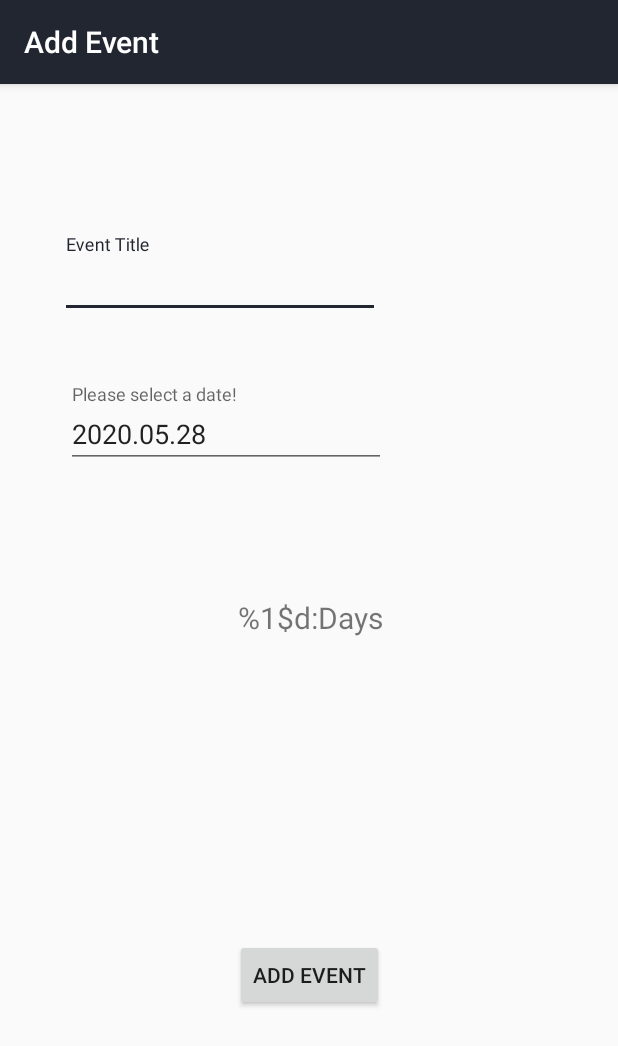
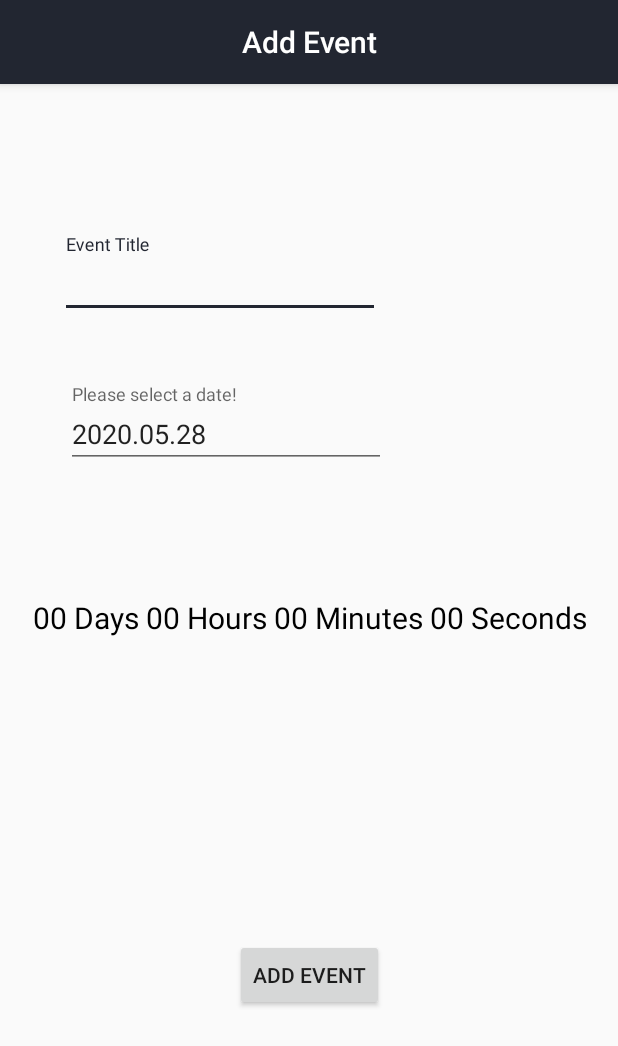
Before and after one commit to johanlindstrm/Android-App, an Android app: the screen it shows after launch (AddAndCreateEventActivity), after a tap on an icon or button, on a phone screen of 412 x 824 dp. Shown: the top 1046 px of the screen. Run offline under Robolectric (Android 15) with nearby library versions, the phone set to English and light mode, and no system bars; our stand-ins replace Firebase (no records; nobody signed in at launch, a user with empty details on screens opened directly).

Commit message:
action_bar_app_name/add_event displayed centered added action_bar_layout.xml/action_bar_add_event.xml
TODO: Firebase cloud storage/ Auth anonymous

```diff
--- a/app/src/main/java/com/example/androidapp/AddAndCreateEventActivity.kt
+++ b/app/src/main/java/com/example/androidapp/AddAndCreateEventActivity.kt
@@ -1,5 +1,7 @@
 package com.example.androidapp
 
+import android.annotation.SuppressLint
+import android.app.ActionBar
 import android.app.DatePickerDialog
 import android.app.DatePickerDialog.OnDateSetListener
 import android.os.Bundle
@@ -19,21 +21,18 @@ class AddAndCreateEventActivity : AppCompatActivity() {
     private lateinit var eventTextName : EditText
     private lateinit var timeLeftText : TextView
     private lateinit var selectDateEdit : EditText
-
     lateinit var auth : FirebaseAuth
+    private val handler = Handler()
 
 
+    @SuppressLint("WrongConstant")
     override fun onCreate(savedInstanceState: Bundle?) {
         super.onCreate(savedInstanceState)
         setContentView(R.layout.activity_add_and_create_date)
         //database = Firebase.database.reference
 
-
-        val actionBar = supportActionBar
-        if (actionBar != null) {
-            actionBar.title = "Add Event"
-        }
-
+        supportActionBar!!.displayOptions = ActionBar.DISPLAY_SHOW_CUSTOM
+        supportActionBar!!.setCustomView(R.layout.action_bar_add_event)
 
         auth = FirebaseAuth.getInstance()
 
@@ -41,18 +40,6 @@ class AddAndCreateEventActivity : AppCompatActivity() {
         eventTextName = findViewById(R.id.event_name_edit)
         timeLeftText = findViewById(R.id.time_test_text)
         getDateDifference()
-
-
-        // Update Time TextView every second, needed in main activity for all cardViews
-        /*
-        handler.post(object : Runnable {
-            override fun run() {
-                // Keep the postDelayed before the updateTime(), so when the event ends, the handler will stop too.
-                handler.postDelayed(this, 1000)
-                updateTime()
-            }
-        })
-         */
 
         add_button.setOnClickListener {
             // Run the addNewDate function on button click
@@ -78,33 +65,31 @@ class AddAndCreateEventActivity : AppCompatActivity() {
     }
 
     /* TODO
+    //COMPLETED
     Get the currentDate convert to timeInMillis to be able to get the diff later
-
     Get a futureDate from datepickerdialog/user input and convert to timeInMillis
-
     then get the diff
     val diff = futureMillis - currentMillis = the time diffrence bewtween the dates in milliseconds
-
     next step convert to days, hours, min, sec
 
+    //NOT DONE
     final step update the countdown
-
      */
-
 
     private fun getDateDifference() {
 
         selectDateEdit.setText(SimpleDateFormat("yyyy.MM.dd").format(System.currentTimeMillis()))
+        time_test_text.text = "00 Days 00 Hours 00 Minutes 00 Seconds"
 
-        val currentCal = Calendar.getInstance()
-        val futureCal = Calendar.getInstance()
+        val currentDate = Calendar.getInstance()
+        val eventDate = Calendar.getInstance()
+        eventDate[Calendar.SECOND] = 1
 
         val dateSetListener = OnDateSetListener { view, year, monthOfYear, dayOfMonth ->
-            futureCal.set(Calendar.DAY_OF_MONTH, dayOfMonth)
-            futureCal.set(Calendar.MONTH, monthOfYear)
-            futureCal.set(Calendar.YEAR, year)
-
-            val diff = futureCal.timeInMillis - currentCal.timeInMillis
+            eventDate.set(Calendar.DAY_OF_MONTH, dayOfMonth)
+            eventDate.set(Calendar.MONTH, monthOfYear)
+            eventDate.set(Calendar.YEAR, year)
+            val diff = eventDate.timeInMillis - currentDate.timeInMillis
             val daysLeft = diff / (24 * 60 * 60 * 1000)
             val hoursLeft = diff / (1000 * 60 * 60) % 24
             val minutesLeft = diff / (1000 * 60) % 60
@@ -112,99 +97,18 @@ class AddAndCreateEventActivity : AppCompatActivity() {
 
             time_test_text.text = "$daysLeft Days $hoursLeft Hours $minutesLeft Minutes $secondsLeft Seconds"
 
-
             val myFormat = "yyyy.MM.dd" // mention the format you need
             val sdf = SimpleDateFormat(myFormat, Locale.ENGLISH)
-            selectDateEdit.setText(sdf.format(futureCal.time))
+            selectDateEdit.setText(sdf.format(eventDate.time))
 
         }
 
         selectDateEdit.setOnClickListener {
-            DatePickerDialog(this, dateSetListener,
-                futureCal.get(Calendar.YEAR),
-                futureCal.get(Calendar.MONTH),
-                futureCal.get(Calendar.DAY_OF_MONTH)).show()
+            DatePickerDialog(this, dateSetListener, eventDate.get(Calendar.YEAR), eventDate.get(Calendar.MONTH), eventDate.get(Calendar.DAY_OF_MONTH)).show()
 
-                //Log.d("millis", "${futureCal.timeInMillis}")
         }
-        Log.d("millis", "Calendar ${currentCal.timeInMillis} futureCal ${futureCal.timeInMillis}")
+        Log.d("millis", "Calendar ${currentDate.timeInMillis} futureCal ${eventDate.timeInMillis}")
 
-
-
-        /*
-        val startDate = GregorianCalendar.getInstance()
-
-        //Set a future date, this is currently selected date
-        val endDate = Calendar.getInstance()
-        val year = endDate.get(Calendar.YEAR)
-        val month = endDate.get(Calendar.MONTH)
-        val day = endDate.get(Calendar.DAY_OF_MONTH)
-        /*
-        c1[Calendar.HOUR] = 0
-        c1[Calendar.MINUTE] = 0
-        c1[Calendar.SECOND] = 0
-         */
-
-        endDate.timeZone = TimeZone.getTimeZone("GMT+2")
-
-        select_date_edit.setOnClickListener {
-            val dpd = DatePickerDialog(this, OnDateSetListener { view: DatePicker, mYear: Int, mMonth: Int, mDay: Int ->
-
-                    selectDateEdit.setText("" + mYear +  "/" + (mMonth+1) + "/" + mDay)
-                    Toast.makeText(this, "Date selected:" + mYear + "/" + (mMonth+1) + "/" + mDay, Toast.LENGTH_SHORT).show()
-                },
-                year, month, day
-            )
-            dpd.show()
-        }
-
- */
-
-
-        /*
-
-        val diffBetween = Duration.between(c1.toInstant(),currentDate.toInstant())
-
-        Log.d("test", "$diffBetween")
-
-        // Cal the diff between the two Calenders, Need to get the hours, min, secs + update the time in main activity somehow
-        val diff = currentDate.timeInMillis - c1.timeInMillis
-
-        // Change the milliseconds to days, hours, minutes and seconds
-        val daysLeft = diff / (24 * 60 * 60 * 1000)
-        val hoursLeft = diff / (1000 * 60 * 60) % 24
-        val minutesLeft = diff / (1000 * 60) % 60
-        val secondsLeft = (diff / 1000) % 60
-
-        timeLeftText.text = "$daysLeft Days $hoursLeft Hours $minutesLeft Minutes $secondsLeft Seconds"
-
-        Log.d("tag", "$daysLeft Days $hoursLeft Hours $minutesLeft Minutes $secondsLeft Seconds")
-
- */
-
-        /*
-        // Get the current date/time IRL
-        val currentDate = Calendar.getInstance()
-        val currentInMills = currentDate.timeInMillis
-        //currentDate.timeZone = TimeZone.getTimeZone("GMT")
-        Log.d("calendar", "$currentInMills Time in millis")
-
-        val futureDate = Calendar.getInstance()
-        futureDate.add(Calendar.DATE,5)
-        val futureInMillis = futureDate.timeInMillis
-        Log.d("calendar", "$futureInMillis Time in Millis")
-
-        // Cal the diff between the two Calenders, Need to get the hours, min, secs + update the time in main activity somehow
-        val diff = futureInMillis - currentInMills
-
-        // Change the milliseconds to days, hours, minutes and seconds
-        val daysLeft = diff / (24 * 60 * 60 * 1000)
-        val hoursLeft = diff / (1000 * 60 * 60) % 24
-        val minutesLeft = diff / (1000 * 60) % 60
-        val secondsLeft = (diff / 1000) % 60
-
-        Log.d("calendar", "$daysLeft Days $hoursLeft Hours $minutesLeft Minutes $secondsLeft Seconds")
-         */
     }
 
 }
--- a/app/src/main/java/com/example/androidapp/MainActivity.kt
+++ b/app/src/main/java/com/example/androidapp/MainActivity.kt
@@ -1,5 +1,7 @@
 package com.example.androidapp
 
+import android.annotation.SuppressLint
+import android.app.ActionBar
 import android.content.Intent
 import android.graphics.Canvas
 import android.graphics.Color
@@ -35,20 +37,26 @@ class MainActivity : AppCompatActivity() {
 
     private var swipeBackground:ColorDrawable = ColorDrawable(Color.parseColor("#FF0000"))
 
+    @SuppressLint("WrongConstant")
     override fun onCreate(savedInstanceState: Bundle?) {
         super.onCreate(savedInstanceState)
         setContentView(R.layout.activity_main)
+        supportActionBar!!.displayOptions = ActionBar.DISPLAY_SHOW_CUSTOM
+        supportActionBar!!.setCustomView(R.layout.action_bar_layout)
 
         listIsEmptyText()
 
         mAuth = FirebaseAuth.getInstance()
         mAuth.currentUser
-
+        /*
         handler.post(object : Runnable {
             override fun run() {
                 handler.postDelayed(this, 1000)
             }
         })
+
+        */
+
 /*
         val db = Firebase.firestore
 
--- a/app/src/main/res/layout-v26/activity_add_and_create_date.xml
+++ b/app/src/main/res/layout-v26/activity_add_and_create_date.xml
@@ -80,7 +80,8 @@
         android:layout_marginStart="157dp"
         android:layout_marginTop="86dp"
         android:layout_marginEnd="156dp"
-        android:text="@string/days_left"
+        android:text=""
+        android:textColor="@color/black"
         android:textSize="20sp"
         app:layout_constraintEnd_toEndOf="parent"
         app:layout_constraintStart_toStartOf="parent"
--- /dev/null
+++ b/app/src/main/res/layout/action_bar_add_event.xml
@@ -0,0 +1,18 @@
+<?xml version="1.0" encoding="utf-8"?>
+<LinearLayout
+    xmlns:android="http://schemas.android.com/apk/res/android"
+    android:layout_gravity="center"
+    android:layout_width="wrap_content"
+    android:layout_height="wrap_content">
+
+    <androidx.appcompat.widget.AppCompatTextView
+        android:id="@+id/tvTitle"
+        android:gravity="center"
+        android:text="@string/add_event"
+        android:textColor="@color/white"
+        style="@style/TextAppearance.AppCompat.Widget.ActionBar.Title"
+        android:layout_width="wrap_content"
+        android:layout_height="wrap_content"
+        />
+
+</LinearLayout>
--- /dev/null
+++ b/app/src/main/res/layout/action_bar_layout.xml
@@ -0,0 +1,18 @@
+<?xml version="1.0" encoding="utf-8"?>
+<LinearLayout
+    xmlns:android="http://schemas.android.com/apk/res/android"
+    android:layout_gravity="center"
+    android:layout_width="wrap_content"
+    android:layout_height="wrap_content">
+
+    <androidx.appcompat.widget.AppCompatTextView
+        android:id="@+id/tvTitle"
+        android:gravity="center"
+        android:text="@string/app_name"
+        android:textColor="@color/white"
+        style="@style/TextAppearance.AppCompat.Widget.ActionBar.Title"
+        android:layout_width="wrap_content"
+        android:layout_height="wrap_content"
+        />
+
+</LinearLayout>
--- a/app/src/main/res/values/colors.xml
+++ b/app/src/main/res/values/colors.xml
@@ -5,6 +5,7 @@
     <color name="colorAccent">#222631</color>
     <color name="grey">#808080</color>
     <color name="black">#000000</color>
+    <color name="white">#FFFFFF</color>
 
 
 
--- a/app/src/main/res/values/strings.xml
+++ b/app/src/main/res/values/strings.xml
@@ -9,7 +9,7 @@
     <string name="select_date">Please select a date!</string>
     <string name="event_title">Event Title</string>
     <string name="pick_date_btn">Pick a date</string>
-    <string name="add_event">Add event</string>
+    <string name="add_event">Add Event</string>
 
     <!-- Twitter consumer key and secret -->
     <string name="twitter_consumer_key" translatable="false">YOUR_CONSUMER_KEY</string>
--- a/app/src/main/res/values/styles.xml
+++ b/app/src/main/res/values/styles.xml
@@ -6,9 +6,11 @@
         <item name="colorPrimary">@color/colorPrimary</item>
         <item name="colorPrimaryDark">@color/colorPrimaryDark</item>
         <item name="colorAccent">@color/colorAccent</item>
+
     </style>
 
     <style name="MaterialDesignTheme" parent="Theme.MaterialComponents.Light.DarkActionBar.Bridge" />
 
 
+
 </resources>
```
